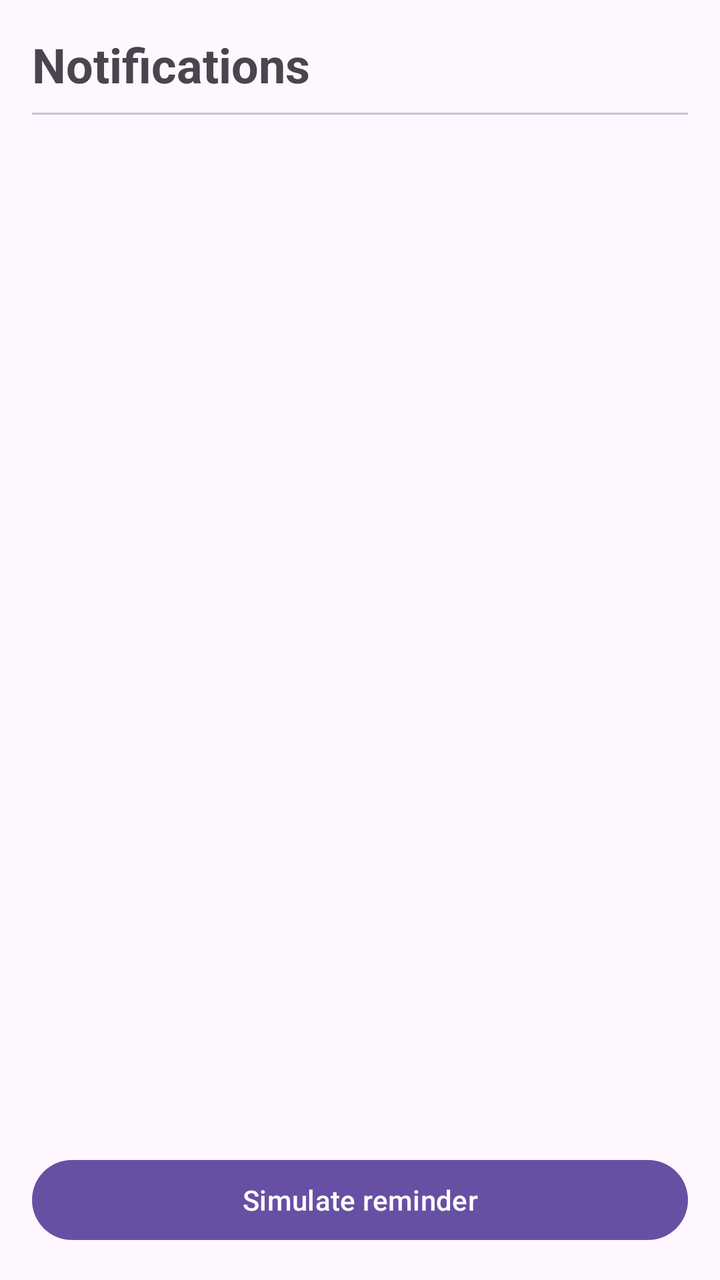
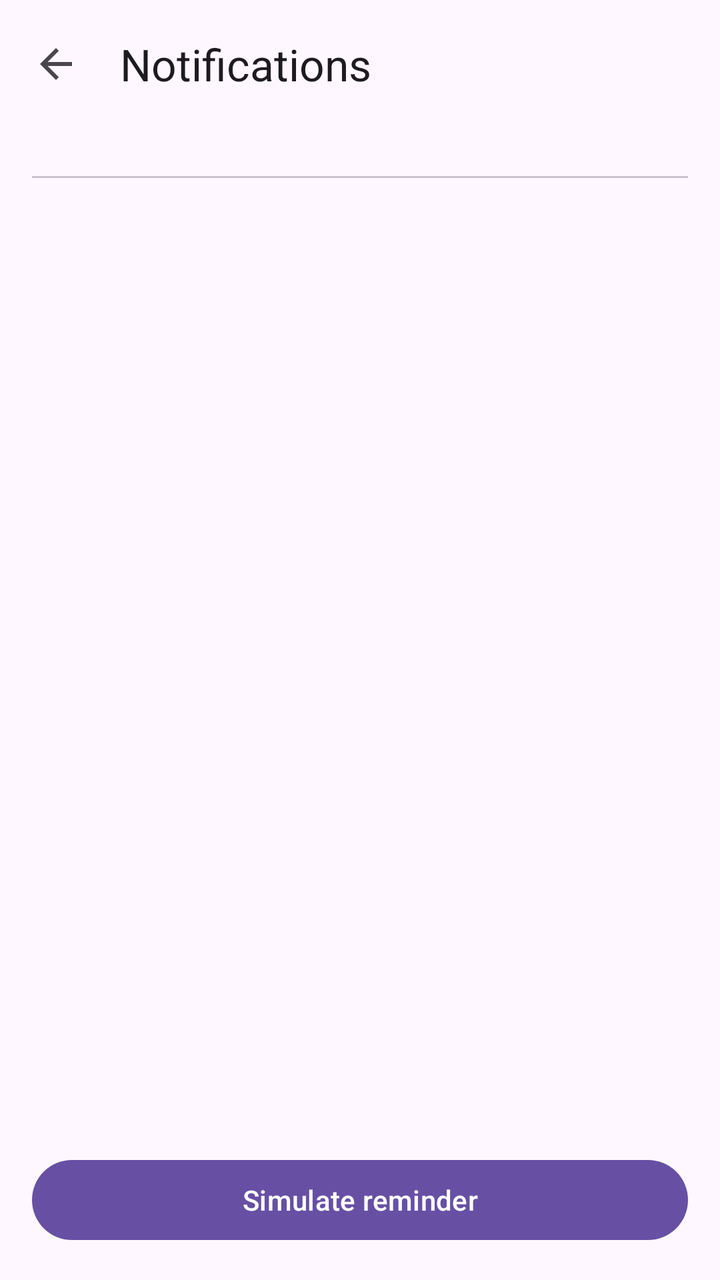

Screens rendered from an Android XML layout before and after an edit, with the pre-edit source and the edit as a unified diff.
<!-- AndroidManifest.xml: application theme Theme.Ticketree -->
<!-- res/layout/activity_notifications.xml -->
<?xml version="1.0" encoding="utf-8"?>
<LinearLayout xmlns:android="http://schemas.android.com/apk/res/android"
    xmlns:app="http://schemas.android.com/apk/res-auto"
    android:layout_width="match_parent"
    android:layout_height="match_parent"
    android:fitsSystemWindows="true"
    android:orientation="vertical"
    android:padding="16dp">

    <com.google.android.material.textview.MaterialTextView
        android:layout_width="match_parent"
        android:layout_height="wrap_content"
        android:text="Notifications"
        android:textSize="24sp"
        android:textStyle="bold" />

    <com.google.android.material.divider.MaterialDivider
        android:layout_width="match_parent"
        android:layout_height="wrap_content"
        android:layout_marginVertical="8dp" />

    <com.google.android.material.textview.MaterialTextView
        android:id="@+id/tvEmpty"
        android:layout_width="match_parent"
        android:layout_height="wrap_content"
        android:text="No notifications yet."
        android:visibility="gone" />

    <androidx.recyclerview.widget.RecyclerView
        android:id="@+id/rvList"
        android:layout_width="match_parent"
        android:layout_height="0dp"
        android:layout_weight="1" />

    <com.google.android.material.button.MaterialButton
        android:id="@+id/btnSimulate"
        android:layout_width="match_parent"
        android:layout_height="wrap_content"
        android:text="Simulate reminder" />
</LinearLayout>
<!-- resources referenced by this layout -->
<resources>
  <style name="Theme.Ticketree" parent="Base.Theme.Ticketree" />
  <style name="Base.Theme.Ticketree" parent="Theme.Material3.DayNight.NoActionBar">
          
          
      </style>
</resources>

<!-- the commit's change to res/layout/activity_notifications.xml (unified diff, before → after) -->
@@ -4,15 +4,20 @@
     android:layout_width="match_parent"
     android:layout_height="match_parent"
     android:fitsSystemWindows="true"
+    android:orientation="vertical">
+    <com.google.android.material.appbar.MaterialToolbar
+        android:id="@+id/toolbar"
+        android:layout_width="match_parent"
+        android:layout_height="?attr/actionBarSize"
+        app:navigationIcon="@drawable/ic_back"
+        app:title="Notifications" />
+<LinearLayout xmlns:android="http://schemas.android.com/apk/res/android"
+    xmlns:app="http://schemas.android.com/apk/res-auto"
+    android:layout_width="match_parent"
+    android:layout_height="0dp"
+    android:layout_weight="1"
     android:orientation="vertical"
     android:padding="16dp">
-
-    <com.google.android.material.textview.MaterialTextView
-        android:layout_width="match_parent"
-        android:layout_height="wrap_content"
-        android:text="Notifications"
-        android:textSize="24sp"
-        android:textStyle="bold" />
 
     <com.google.android.material.divider.MaterialDivider
         android:layout_width="match_parent"
@@ -38,3 +43,4 @@
         android:layout_height="wrap_content"
         android:text="Simulate reminder" />
 </LinearLayout>
+</LinearLayout>
<!-- resource entries referenced after the edit -->
@@ -1,5 +1,16 @@
 <!-- resources referenced by this layout -->
 <resources>
+  <!-- drawable ic_back (drawable) -->
+  <vector xmlns:android="http://schemas.android.com/apk/res/android"
+      android:width="24dp"
+      android:height="24dp"
+      android:tint="?attr/colorControlNormal"
+      android:viewportWidth="24"
+      android:viewportHeight="24">
+      <path
+          android:fillColor="@android:color/white"
+          android:pathData="M20,11H7.83l5.59,-5.59L12,4l-8,8 8,8 1.41,-1.41L7.83,13H20v-2z" />
+  </vector>
   <style name="Theme.Ticketree" parent="Base.Theme.Ticketree" />
   <style name="Base.Theme.Ticketree" parent="Theme.Material3.DayNight.NoActionBar">
           
